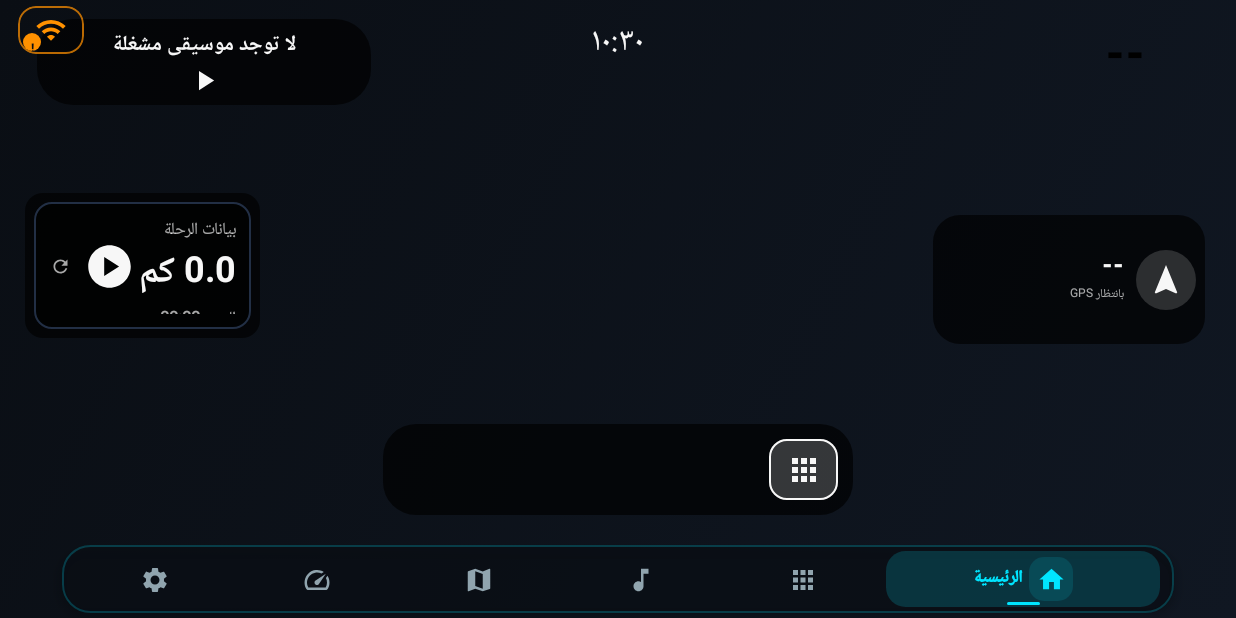
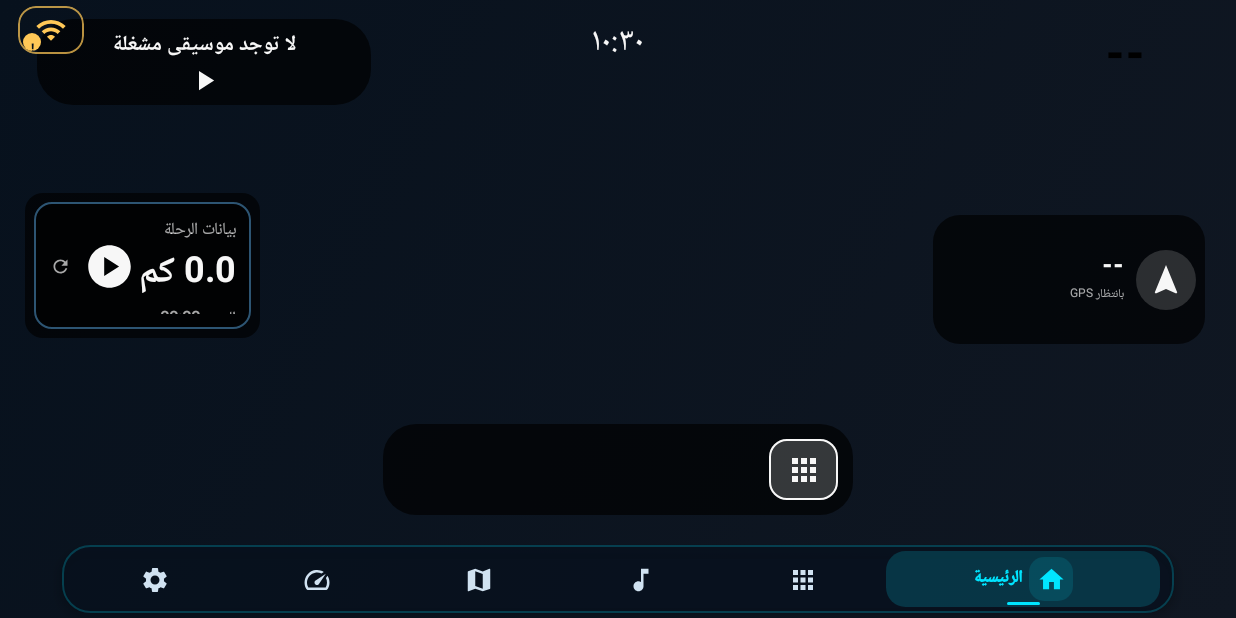
Before and after one commit to abo-sultann/Launcher.2026, an Android app built with Jetpack Compose: the screen it shows after launch (MainActivity), on a phone screen of 824 x 412 dp (held sideways). Run offline under Robolectric (Android 15) with nearby library versions, the light colour scheme and no system bars; libraries missing offline, so code that uses them is left out: org.mapsforge.core; pictures from the network do not load.

Commit message:
feat(design): apply Darbak Settings UI V1 palette

```diff
--- a/app/src/main/java/com/example/ui/theme/Color.kt
+++ b/app/src/main/java/com/example/ui/theme/Color.kt
@@ -2,24 +2,26 @@
 
 import androidx.compose.ui.graphics.Color
 
-// Luxury Automotive Dark Palette
-val CarbonDark = Color(0xFF0A0E14)
-val CarbonSurface = Color(0xFF111722)
-val CarbonCard = Color(0xFF161E2E)
-val CarbonCardBorder = Color(0xFF222F45)
+// Darbak Settings UI V1 — approved dark automotive palette.
+// Existing token names are preserved to avoid destabilising older Launcher components.
+val CarbonDark = Color(0xFF07111D)
+val CarbonSurface = Color(0xFF111D2B)
+val CarbonCard = Color(0xFF101E2C)
+val CarbonCardBorder = Color(0xFF2D5573)
 
-// Glowing High-Contrast Automotive Accents
-val CyanNeon = Color(0xFF00E5FF)
-val CyanGlow = Color(0x3300E5FF)
-val AmberRacing = Color(0xFFFF9100)
-val AmberGlow = Color(0x33FF9100)
-val CrimsonSport = Color(0xFFFF1744)
-val EmeraldSafe = Color(0xFF00E676)
-val PurpleNeon = Color(0xFFD500F9)
+// Darbak primary/status accents.
+val CyanNeon = Color(0xFF39A9FF)
+val CyanGlow = Color(0x5539A9FF)
+val AmberRacing = Color(0xFFFFC857)
+val AmberGlow = Color(0x33FFC857)
+val CrimsonSport = Color(0xFFFF647C)
+val EmeraldSafe = Color(0xFF4CD989)
+val PurpleNeon = Color(0xFF8F83FF)
+val DarbakGold = Color(0xFFD7AD55)
 
-// High-Contrast Text & Indicators
+// High-contrast Arabic text & indicators.
 val TextPrimary = Color(0xFFFFFFFF)
-val TextSecondary = Color(0xFF90A4AE)
-val TextMuted = Color(0xFF546E7A)
-val HighContrastRed = Color(0xFFFF5252)
-val HighContrastGreen = Color(0xFF69F0AE)
+val TextSecondary = Color(0xFFD0E2F1)
+val TextMuted = Color(0xFF8299AA)
+val HighContrastRed = Color(0xFFFF647C)
+val HighContrastGreen = Color(0xFF4CD989)
```
